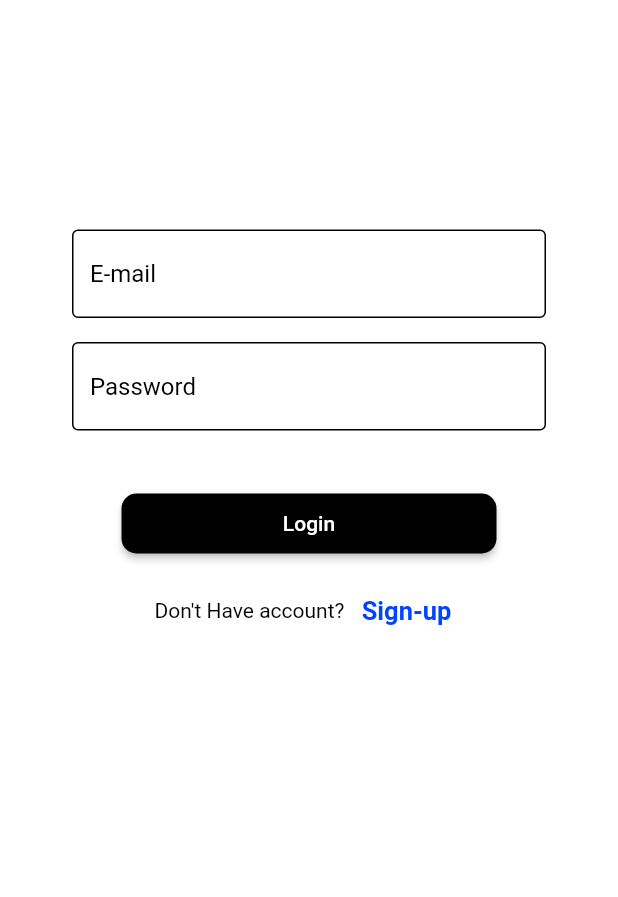
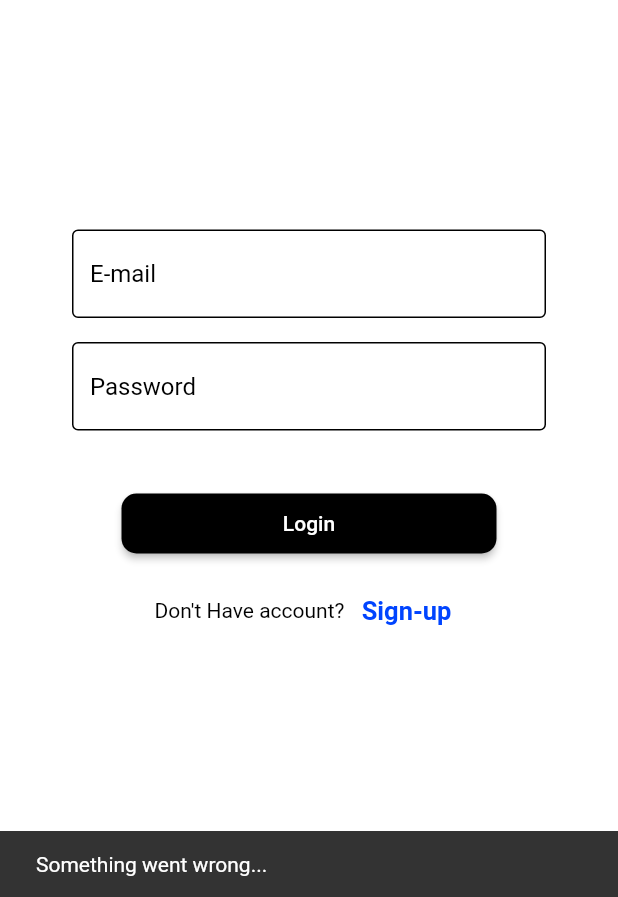
Before and after one commit to Nizar-Sweiss/Semi-Final-Lab, a Flutter app: the screen it shows after launch, after a tap on "Login", on a phone screen of 412 x 824 dp, the part 339-1236 px from its top. Run offline on Flutter 3.47's test engine with Material 2 defaults, Android fonts, the phone set to English and light mode, and no system bars; our stand-ins replace cloud_firestore, firebase_auth, firebase_core, font_awesome_flutter; accounts and stored records are empty.

Commit message:
add: validation for the login function

```diff
--- a/ltuc_portal/lib/Screens/login_screen.dart
+++ b/ltuc_portal/lib/Screens/login_screen.dart
@@ -108,7 +108,17 @@ class _LoginScreenState extends State<LoginScreen> {
 
   Future signInAuth() async {
     print("signInAuth Working");
-    await FirebaseAuth.instance.signInWithEmailAndPassword(
-        email: emailController.text, password: passwordController.text);
+    if (passwordController.text.isEmpty || emailController.text.isEmpty) {
+      ScaffoldMessenger.of(context).showSnackBar(
+        const SnackBar(
+          content: Text(
+            "Something went wrong...",
+          ),
+        ),
+      );
+    } else {
+      await FirebaseAuth.instance.signInWithEmailAndPassword(
+          email: emailController.text, password: passwordController.text);
+    }
   }
 }
--- a/ltuc_portal/lib/main.dart
+++ b/ltuc_portal/lib/main.dart
@@ -33,6 +33,10 @@ class MyApp extends StatelessWidget {
       builder: (context, snapshot) {
         if (snapshot.connectionState != ConnectionState.active) {
           return const Center(child: CircularProgressIndicator());
+        } else if (snapshot.hasError) {
+          return Center(
+            child: Text("Something went wrong ! "),
+          );
         }
         final user = snapshot.data;
         return MaterialApp(
```
